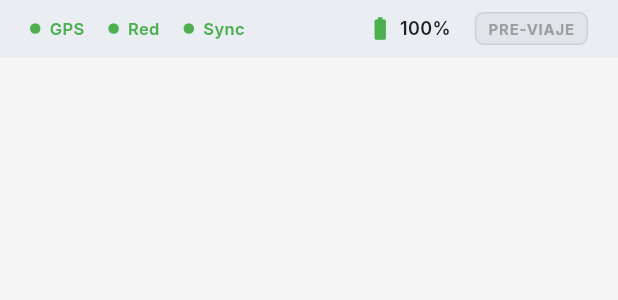
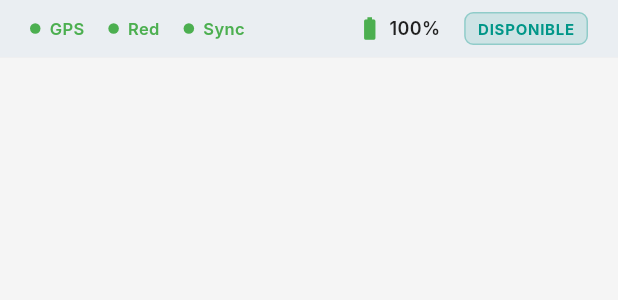
Before and after one commit to MasterMarandu/tracking_system_flutter, a Flutter app: the _OperationStatusBar widget shown alone on an empty page, opened directly with empty values, on a phone screen of 412 x 824 dp. Shown: the top 300 px of the screen. Run offline on Flutter 3.47's test engine with Material 3 defaults, Android fonts, the phone set to English and light mode, and no system bars; our stand-ins replace connectivity_plus, flutter_local_notifications, flutter_riverpod, flutter_secure_storage, geolocator, go_router and 2 more; missing offline and left inert: flutter_background_service; accounts and stored records are empty; network calls fail; Roboto replaces fonts that are missing (Inter).

Commit message:
Se mejora dashboard

```diff
--- a/lib/features/dashboard/presentation/screens/dashboard_screen.dart
+++ b/lib/features/dashboard/presentation/screens/dashboard_screen.dart
@@ -3,12 +3,14 @@ import 'package:flutter/services.dart';
 import 'package:flutter_riverpod/flutter_riverpod.dart';
 import 'package:tracking_system_app/features/dashboard/domain/driver_bootstrap.dart';
 import 'package:tracking_system_app/features/dashboard/providers/bootstrap_provider.dart';
+import 'package:tracking_system_app/features/sync/domain/sync_engine.dart';
 
 // ============================================================================
 // MODELS — Aligned with tracking.sql schema
 // ============================================================================
 
 enum TripState {
+  noTrip,
   preTrip,
   inRoute,
   geofenceEntry,
@@ -327,11 +329,18 @@ class _DashboardScreenState extends ConsumerState<DashboardScreen>
     if (!mounted) return;
     final b = bootstrap;
 
+    debugPrint(
+      'Bootstrap apply: '
+      'active=${b?.user.active}, '
+      'name="${b?.user.name}", '
+      'trip=${b?.trip?.id}',
+    );
+
     if (b == null || !b.user.active) {
       _tripData = _emptyTripData();
       _deviceStatus = const DeviceStatus(gps: false, internet: false, synced: false);
       _checklistItems = const [];
-      _tripState = TripState.preTrip;
+      _tripState = TripState.noTrip;
       _progressAnim = _createProgressAnim(0);
       return;
     }
@@ -350,8 +359,10 @@ class _DashboardScreenState extends ConsumerState<DashboardScreen>
         _defaultChecklistItems();
 
     if (b.trip == null) {
-      _tripData = _emptyTripData();
-      _tripState = TripState.preTrip;
+      _tripData = _emptyTripData().copyWith(
+        driverName: b.user.name,
+      );
+      _tripState = TripState.noTrip;
       _progressAnim = _createProgressAnim(0);
       return;
     }
@@ -602,17 +613,29 @@ class _DashboardScreenState extends ConsumerState<DashboardScreen>
   @override
   Widget build(BuildContext context) {
     final bootstrapAsync = ref.watch(bootstrapProvider);
+    final syncState = ref.watch(syncEngineProvider);
     final theme = Theme.of(context);
     final isDark = theme.brightness == Brightness.dark;
+
+    // Override deviceStatus with real sync state
+    final effectiveDeviceStatus = DeviceStatus(
+      gps: _deviceStatus.gps,
+      internet: syncState.isOnline,
+      synced: syncState.status == SyncStatus.idle &&
+          syncState.pendingOperations == 0,
+      batteryPercent: _deviceStatus.batteryPercent,
+      vehiclePlate: _deviceStatus.vehiclePlate,
+    );
 
     return Scaffold(
       body: SafeArea(
         child: Column(
           children: [
             _OperationStatusBar(
-              status: _deviceStatus,
+              status: effectiveDeviceStatus,
               isDark: isDark,
               tripState: _tripState,
+              pendingSyncCount: syncState.pendingOperations,
             ),
             Expanded(
               child: bootstrapAsync.when(
@@ -753,12 +776,7 @@ class _DashboardScreenState extends ConsumerState<DashboardScreen>
               SizedBox(
                 width: double.infinity,
                 child: ElevatedButton.icon(
-                  onPressed: () async {
-                    await _refreshData();
-                    if (mounted) {
-                      ref.read(bootstrapProvider.notifier).loadBootstrap();
-                    }
-                  },
+                  onPressed: _refreshData,
                   icon: const Icon(Icons.refresh),
                   label: const Text('ACTUALIZAR'),
                   style: ElevatedButton.styleFrom(
@@ -851,6 +869,7 @@ class _DashboardScreenState extends ConsumerState<DashboardScreen>
               ],
             ),
           ),
+          if (_deviceStatus.vehiclePlate.trim().isNotEmpty) ...[
             Container(
               padding: const EdgeInsets.symmetric(horizontal: 10, vertical: 4),
               decoration: BoxDecoration(
@@ -868,6 +887,7 @@ class _DashboardScreenState extends ConsumerState<DashboardScreen>
               ),
             ),
             const SizedBox(width: 4),
+          ],
           IconButton(
             tooltip: 'Notificaciones',
             onPressed: () {},
@@ -1894,6 +1914,11 @@ class _DashboardScreenState extends ConsumerState<DashboardScreen>
 
   List<_ActionDef> _getContextualActions() {
     switch (_tripState) {
+      case TripState.noTrip:
+        return [
+          _ActionDef(Icons.phone, 'Soporte', Colors.green, () {}),
+          _ActionDef(Icons.info_outline, 'Info', Colors.blue, () {}),
+        ];
       case TripState.preTrip:
         return [
           _ActionDef(Icons.checklist, 'Checklist', Colors.purple,
@@ -2175,11 +2200,13 @@ class _OperationStatusBar extends StatelessWidget {
   final DeviceStatus status;
   final bool isDark;
   final TripState tripState;
+  final int pendingSyncCount;
 
   const _OperationStatusBar({
     required this.status,
     required this.isDark,
     required this.tripState,
+    this.pendingSyncCount = 0,
   });
 
   @override
@@ -2188,7 +2215,7 @@ class _OperationStatusBar extends StatelessWidget {
     return Column(
       mainAxisSize: MainAxisSize.min,
       children: [
-        if (!status.internet || !status.gps || !status.synced)
+        if (!status.internet)
           Container(
             width: double.infinity,
             padding: const EdgeInsets.symmetric(vertical: 6),
@@ -2203,6 +2230,44 @@ class _OperationStatusBar extends StatelessWidget {
                         color: Colors.white,
                         fontSize: 11,
                         fontWeight: FontWeight.w600)),
+              ],
+            ),
+          )
+        else if (!status.gps)
+          Container(
+            width: double.infinity,
+            padding: const EdgeInsets.symmetric(vertical: 6),
+            color: Colors.orange.withValues(alpha: 0.85),
+            child: const Row(
+              mainAxisAlignment: MainAxisAlignment.center,
+              children: [
+                Icon(Icons.gps_off, color: Colors.white, size: 16),
+                SizedBox(width: 8),
+                Text('GPS DESACTIVADO - Activa el GPS para tracking en tiempo real',
+                    style: TextStyle(
+                        color: Colors.white,
+                        fontSize: 11,
+                        fontWeight: FontWeight.w600)),
+              ],
+            ),
+          )
+        else if (pendingSyncCount > 0)
+          Container(
+            width: double.infinity,
+            padding: const EdgeInsets.symmetric(vertical: 6),
+            color: Colors.amber.withValues(alpha: 0.85),
+            child: Row(
+              mainAxisAlignment: MainAxisAlignment.center,
+              children: [
+                const Icon(Icons.sync_problem, color: Colors.black87, size: 16),
+                const SizedBox(width: 8),
+                Text(
+                  '$pendingSyncCount CAMBIOS PENDIENTES DE SINCRONIZAR',
+                  style: const TextStyle(
+                      color: Colors.black87,
+                      fontSize: 11,
+                      fontWeight: FontWeight.w600),
+                ),
               ],
             ),
           ),
@@ -2300,6 +2365,9 @@ class _OperationStatusBar extends StatelessWidget {
     String label;
     Color color;
     switch (tripState) {
+      case TripState.noTrip:
+        label = 'DISPONIBLE';
+        color = Colors.teal;
       case TripState.preTrip:
         label = 'PRE-VIAJE';
         color = Colors.grey;
@@ -2467,6 +2535,8 @@ class _PrimaryActionButton extends StatelessWidget {
   @override
   Widget build(BuildContext context) {
     switch (tripState) {
+      case TripState.noTrip:
+        return const SizedBox.shrink();
       case TripState.preTrip:
         return Column(
           children: [
```
Also changed, not shown: 1 other file. Lines whose indentation alone changed are shown as unchanged.
